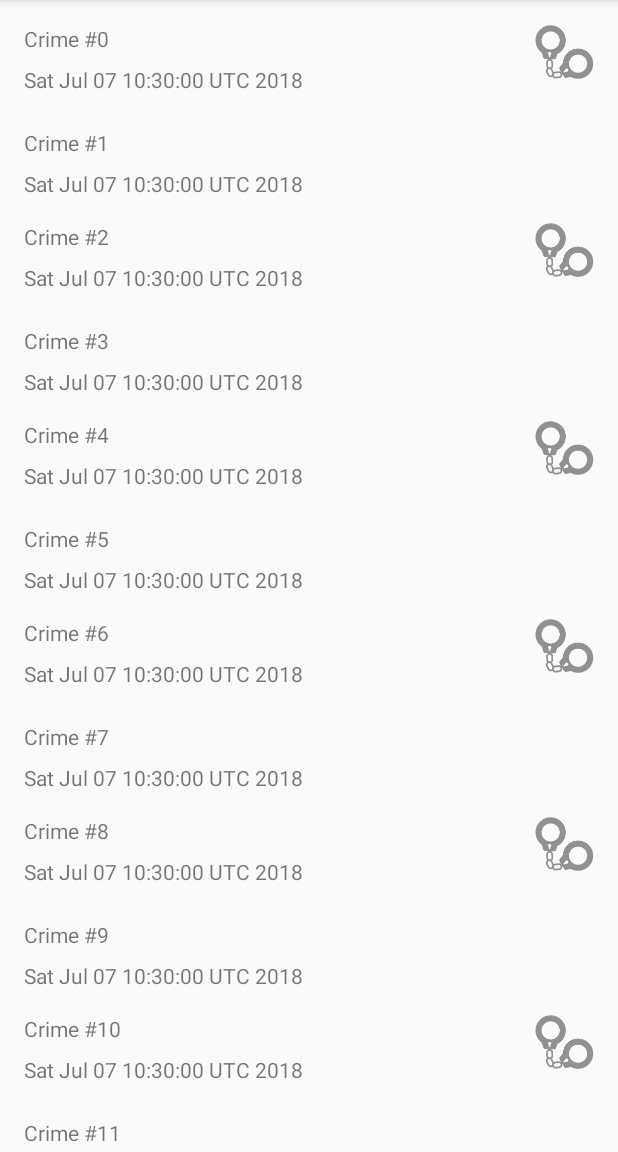
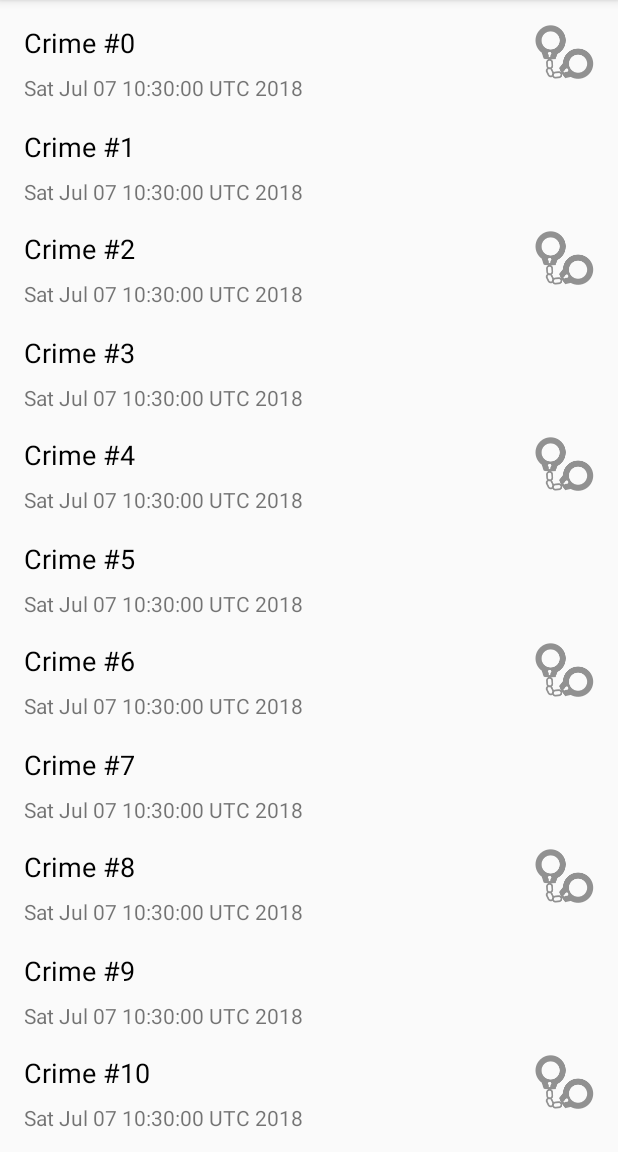
Before and after one commit to dc0614/CriminalIntent, an Android app: the screen it shows after launch (CrimeListActivity), on a phone screen of 412 x 824 dp, the part 84-1236 px from its top. Run offline under Robolectric (Android 15) with nearby library versions, the phone set to English and light mode, and no system bars.

Commit message:
Updated the crime title text appearance

```diff
--- a/app/src/main/res/layout/list_item_crime.xml
+++ b/app/src/main/res/layout/list_item_crime.xml
@@ -10,10 +10,12 @@
         android:id="@+id/crime_title"
         android:layout_width="0dp"
         android:layout_height="wrap_content"
+        android:layout_marginEnd="8dp"
         android:layout_marginStart="16dp"
         android:layout_marginTop="16dp"
-        android:layout_marginEnd="8dp"
         android:text="Crime Title"
+        android:textColor="@android:color/black"
+        android:textSize="18sp"
         app:layout_constraintEnd_toStartOf="@id/crime_solved"
         app:layout_constraintStart_toStartOf="parent"
         app:layout_constraintTop_toTopOf="parent" />
```
